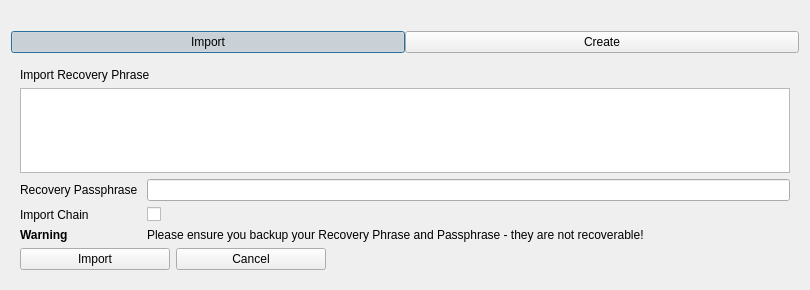
First picture: the form in src/qt/forms/mnemonicdialog.ui, repository Bitcoin-Confidential/BitcoinC-Core, before the edit.
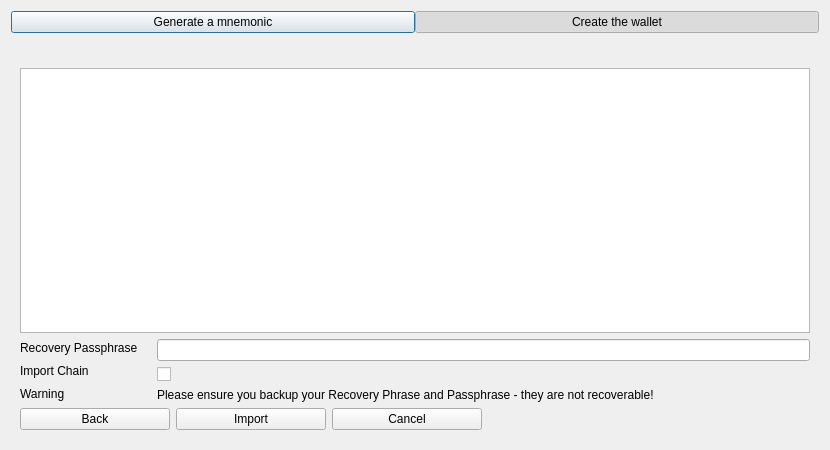
Second picture: the form after the edit. The open tabs and pages were chosen to show the change.

Commit message: qt: Improved mnemonic dialog and added initial wallet creation workflow.

The edit to the form file:
```diff
--- a/src/qt/forms/mnemonicdialog.ui
+++ b/src/qt/forms/mnemonicdialog.ui
@@ -6,52 +6,42 @@
    <rect>
     <x>0</x>
     <y>0</y>
-    <width>810</width>
-    <height>290</height>
+    <width>830</width>
+    <height>450</height>
    </rect>
   </property>
   <property name="windowTitle">
    <string>HD Wallet Setup</string>
   </property>
   <layout class="QVBoxLayout" name="verticalLayout_3">
-   <item>
-    <widget class="QLabel" name="lblHelp">
-     <property name="enabled">
-      <bool>true</bool>
-     </property>
-     <property name="text">
-      <string/>
-     </property>
-    </widget>
-   </item>
    <item>
     <layout class="QHBoxLayout" name="horizontalLayout">
      <property name="spacing">
       <number>0</number>
      </property>
-     <item>
-      <widget class="QPushButton" name="btnTabImport">
-       <property name="text">
-        <string>Import</string>
-       </property>
-       <property name="checkable">
-        <bool>true</bool>
-       </property>
-       <property name="checked">
-        <bool>true</bool>
-       </property>
-      </widget>
-     </item>
      <item>
       <widget class="QPushButton" name="btnTabCreate">
        <property name="text">
-        <string>Create</string>
+        <string>Generate a mnemonic</string>
        </property>
        <property name="checkable">
         <bool>true</bool>
        </property>
       </widget>
      </item>
+     <item>
+      <widget class="QPushButton" name="btnTabImport">
+       <property name="text">
+        <string>Create the wallet</string>
+       </property>
+       <property name="checkable">
+        <bool>true</bool>
+       </property>
+       <property name="checked">
+        <bool>true</bool>
+       </property>
+      </widget>
+     </item>
     </layout>
    </item>
    <item>
@@ -59,155 +49,6 @@
      <property name="currentIndex">
       <number>0</number>
      </property>
-     <widget class="QWidget" name="page">
-      <layout class="QVBoxLayout" name="verticalLayout">
-       <item>
-        <widget class="QLabel" name="mnemonicLabel">
-         <property name="text">
-          <string>Import Recovery Phrase</string>
-         </property>
-        </widget>
-       </item>
-       <item>
-        <widget class="QTextEdit" name="tbxMnemonic">
-         <property name="maximumSize">
-          <size>
-           <width>16777215</width>
-           <height>250</height>
-          </size>
-         </property>
-         <property name="toolTip">
-          <string>Enter your BIP39 compliant Recovery Phrase/Mnemonic - Typing your own words will probably not work how you expect, since the words require a particular structure (the last word is a checksum).</string>
-         </property>
-         <property name="lineWrapMode">
-          <enum>QTextEdit::WidgetWidth</enum>
-         </property>
-        </widget>
-       </item>
-       <item>
-        <layout class="QFormLayout" name="mnemonicLayout">
-         <item row="0" column="0">
-          <widget class="QLabel" name="passwordLabel">
-           <property name="text">
-            <string>Recovery Passphrase </string>
-           </property>
-          </widget>
-         </item>
-         <item row="0" column="1">
-          <widget class="QLineEdit" name="edtPassword">
-           <property name="minimumSize">
-            <size>
-             <width>400</width>
-             <height>0</height>
-            </size>
-           </property>
-           <property name="toolTip">
-            <string>Enter a passphrase to protect your Recovery Phrase (optional)</string>
-           </property>
-          </widget>
-         </item>
-         <item row="1" column="0">
-          <widget class="QLabel" name="importChainLabel">
-           <property name="text">
-            <string>Import Chain</string>
-           </property>
-          </widget>
-         </item>
-         <item row="1" column="1">
-          <widget class="QCheckBox" name="chkImportChain">
-           <property name="sizePolicy">
-            <sizepolicy hsizetype="Preferred" vsizetype="Fixed">
-             <horstretch>0</horstretch>
-             <verstretch>0</verstretch>
-            </sizepolicy>
-           </property>
-           <property name="toolTip">
-            <string>Only needed if you're importing </string>
-           </property>
-           <property name="checked">
-            <bool>false</bool>
-           </property>
-          </widget>
-         </item>
-         <item row="2" column="0">
-          <widget class="QLabel" name="label_3">
-           <property name="font">
-            <font>
-             <weight>75</weight>
-             <bold>true</bold>
-            </font>
-           </property>
-           <property name="text">
-            <string>Warning</string>
-           </property>
-          </widget>
-         </item>
-         <item row="2" column="1">
-          <widget class="QLabel" name="label_2">
-           <property name="text">
-            <string>Please ensure you backup your Recovery Phrase and Passphrase - they are not recoverable!</string>
-           </property>
-          </widget>
-         </item>
-        </layout>
-       </item>
-       <item>
-        <layout class="QHBoxLayout" name="horizontalLayout_2">
-         <item>
-          <widget class="QPushButton" name="btnImport">
-           <property name="minimumSize">
-            <size>
-             <width>150</width>
-             <height>0</height>
-            </size>
-           </property>
-           <property name="maximumSize">
-            <size>
-             <width>150</width>
-             <height>16777215</height>
-            </size>
-           </property>
-           <property name="text">
-            <string>Import</string>
-           </property>
-          </widget>
-         </item>
-         <item>
-          <widget class="QPushButton" name="btnCancel">
-           <property name="minimumSize">
-            <size>
-             <width>150</width>
-             <height>0</height>
-            </size>
-           </property>
-           <property name="maximumSize">
-            <size>
-             <width>150</width>
-             <height>16777215</height>
-            </size>
-           </property>
-           <property name="text">
-            <string>Cancel</string>
-           </property>
-          </widget>
-         </item>
-         <item>
-          <spacer name="horizontalSpacer">
-           <property name="orientation">
-            <enum>Qt::Horizontal</enum>
-           </property>
-           <property name="sizeHint" stdset="0">
-            <size>
-             <width>40</width>
-             <height>20</height>
-            </size>
-           </property>
-          </spacer>
-         </item>
-        </layout>
-       </item>
-      </layout>
-     </widget>
      <widget class="QWidget" name="page_2">
       <layout class="QVBoxLayout" name="verticalLayout_2">
        <item>
@@ -394,6 +235,204 @@
        </item>
       </layout>
      </widget>
+     <widget class="QWidget" name="page">
+      <layout class="QVBoxLayout" name="verticalLayout_5">
+       <item>
+        <widget class="QLabel" name="lblHelp">
+         <property name="enabled">
+          <bool>true</bool>
+         </property>
+         <property name="text">
+          <string/>
+         </property>
+        </widget>
+       </item>
+       <item>
+        <widget class="QPlainTextEdit" name="tbxMnemonic">
+         <property name="verticalScrollBarPolicy">
+          <enum>Qt::ScrollBarAlwaysOff</enum>
+         </property>
+         <property name="horizontalScrollBarPolicy">
+          <enum>Qt::ScrollBarAlwaysOff</enum>
+         </property>
+        </widget>
+       </item>
+       <item>
+        <layout class="QHBoxLayout" name="horizontalLayout_4">
+         <item>
+          <layout class="QVBoxLayout" name="verticalLayout">
+           <item>
+            <widget class="QLabel" name="lblPasswordLabel">
+             <property name="text">
+              <string>Recovery Passphrase </string>
+             </property>
+            </widget>
+           </item>
+           <item>
+            <widget class="QLabel" name="importChainLabel">
+             <property name="text">
+              <string>Import Chain</string>
+             </property>
+            </widget>
+           </item>
+           <item>
+            <widget class="QLabel" name="lblWarningLabel">
+             <property name="font">
+              <font>
+               <weight>50</weight>
+               <bold>false</bold>
+              </font>
+             </property>
+             <property name="text">
+              <string>Warning</string>
+             </property>
+            </widget>
+           </item>
+          </layout>
+         </item>
+         <item>
+          <spacer name="horizontalSpacer_5">
+           <property name="orientation">
+            <enum>Qt::Horizontal</enum>
+           </property>
+           <property name="sizeType">
+            <enum>QSizePolicy::Fixed</enum>
+           </property>
+           <property name="sizeHint" stdset="0">
+            <size>
+             <width>10</width>
+             <height>20</height>
+            </size>
+           </property>
+          </spacer>
+         </item>
+         <item>
+          <layout class="QVBoxLayout" name="verticalLayout_4">
+           <item>
+            <widget class="QLineEdit" name="edtPassword">
+             <property name="minimumSize">
+              <size>
+               <width>400</width>
+               <height>0</height>
+              </size>
+             </property>
+             <property name="toolTip">
+              <string>Enter a passphrase to protect your Recovery Phrase (optional)</string>
+             </property>
+            </widget>
+           </item>
+           <item>
+            <widget class="QCheckBox" name="chkImportChain">
+             <property name="sizePolicy">
+              <sizepolicy hsizetype="Preferred" vsizetype="Fixed">
+               <horstretch>0</horstretch>
+               <verstretch>0</verstretch>
+              </sizepolicy>
+             </property>
+             <property name="toolTip">
+              <string>Only needed if you're importing </string>
+             </property>
+             <property name="checked">
+              <bool>false</bool>
+             </property>
+            </widget>
+           </item>
+           <item>
+            <widget class="QLabel" name="lblWarning">
+             <property name="sizePolicy">
+              <sizepolicy hsizetype="Expanding" vsizetype="Preferred">
+               <horstretch>0</horstretch>
+               <verstretch>0</verstretch>
+              </sizepolicy>
+             </property>
+             <property name="text">
+              <string>Please ensure you backup your Recovery Phrase and Passphrase - they are not recoverable!</string>
+             </property>
+             <property name="wordWrap">
+              <bool>true</bool>
+             </property>
+            </widget>
+           </item>
+          </layout>
+         </item>
+        </layout>
+       </item>
+       <item>
+        <layout class="QHBoxLayout" name="horizontalLayout_2">
+         <item>
+          <widget class="QPushButton" name="btnBack">
+           <property name="minimumSize">
+            <size>
+             <width>150</width>
+             <height>0</height>
+            </size>
+           </property>
+           <property name="maximumSize">
+            <size>
+             <width>150</width>
+             <height>16777215</height>
+            </size>
+           </property>
+           <property name="text">
+            <string>Back</string>
+           </property>
+          </widget>
+         </item>
+         <item>
+          <widget class="QPushButton" name="btnImport">
+           <property name="minimumSize">
+            <size>
+             <width>150</width>
+             <height>0</height>
+            </size>
+           </property>
+           <property name="maximumSize">
+            <size>
+             <width>150</width>
+             <height>16777215</height>
+            </size>
+           </property>
+           <property name="text">
+            <string>Import</string>
+           </property>
+          </widget>
+         </item>
+         <item>
+          <widget class="QPushButton" name="btnCancel">
+           <property name="minimumSize">
+            <size>
+             <width>150</width>
+             <height>0</height>
+            </size>
+           </property>
+           <property name="maximumSize">
+            <size>
+             <width>150</width>
+             <height>16777215</height>
+            </size>
+           </property>
+           <property name="text">
+            <string>Cancel</string>
+           </property>
+          </widget>
+         </item>
+         <item>
+          <spacer name="horizontalSpacer">
+           <property name="orientation">
+            <enum>Qt::Horizontal</enum>
+           </property>
+           <property name="sizeHint" stdset="0">
+            <size>
+             <width>40</width>
+             <height>20</height>
+            </size>
+           </property>
+          </spacer>
+         </item>
+        </layout>
+       </item>
+      </layout>
+     </widget>
     </widget>
    </item>
   </layout>
```
Left out of the diff: 130 changed lines with no effect on the pictures. Lines whose indentation alone changed are shown as unchanged. The commit also changes 3 other files.
